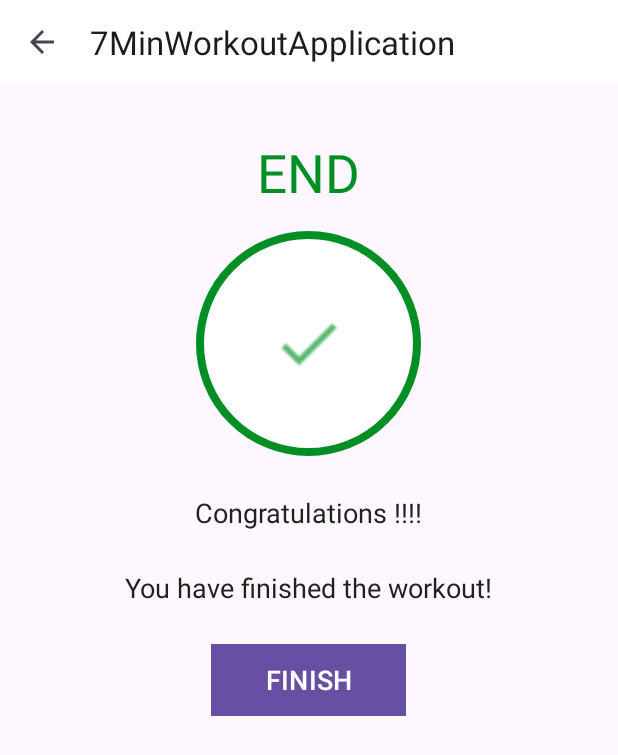
After one commit to hatt3r/7MinWorkout, an Android app: the FinishActivity screen opened directly, with no data from a screen before it, on a phone screen of 412 x 824 dp. The commit adds this screen. Shown: the top 755 px of the screen. Run offline under Robolectric (Android 15) with nearby library versions, the phone set to English and light mode, and no system bars.

Commit message:
📈 finishing activity and touchup for back button dialog

```diff
--- a/app/src/main/AndroidManifest.xml
+++ b/app/src/main/AndroidManifest.xml
@@ -4,9 +4,10 @@
 
     <queries>
         <intent>
-            <action android:name="android.intent.action.TTS_SERVICE"/>
+            <action android:name="android.intent.action.TTS_SERVICE" />
         </intent>
     </queries>
+
     <application
         android:allowBackup="true"
         android:dataExtractionRules="@xml/data_extraction_rules"
@@ -17,6 +18,9 @@
         android:supportsRtl="true"
         android:theme="@style/Theme._7MinWorkoutApplication"
         tools:targetApi="31">
+        <activity
+            android:name=".FinishActivity"
+            android:exported="false" />
         <activity
             android:name=".ExcerciseActivity"
             android:exported="false" />
--- /dev/null
+++ b/app/src/main/java/com/cessabit/a7minworkoutapplication/FinishActivity.kt
@@ -0,0 +1,33 @@
+package com.cessabit.a7minworkoutapplication
+
+import androidx.appcompat.app.AppCompatActivity
+import android.os.Bundle
+import com.cessabit.a7minworkoutapplication.databinding.ActivityFinishBinding
+
+class FinishActivity : AppCompatActivity() {
+
+    private var binding: ActivityFinishBinding? = null
+
+    override fun onCreate(savedInstanceState: Bundle?) {
+        super.onCreate(savedInstanceState)
+        binding = ActivityFinishBinding.inflate(layoutInflater)
+        setContentView(binding?.root)
+
+
+
+        setSupportActionBar(binding?.toolbarFinishActivity)
+
+        if (supportActionBar != null) {
+            supportActionBar?.setDisplayHomeAsUpEnabled(true)
+        }
+
+        binding?.toolbarFinishActivity?.setNavigationOnClickListener{
+            onBackPressed()
+        }
+
+        binding?.btnFinish?.setOnClickListener{
+            finish()
+        }
+
+    }
+}
--- /dev/null
+++ b/app/src/main/res/layout/activity_finish.xml
@@ -0,0 +1,68 @@
+<?xml version="1.0" encoding="utf-8"?>
+<LinearLayout xmlns:android="http://schemas.android.com/apk/res/android"
+    xmlns:tools="http://schemas.android.com/tools"
+    android:layout_width="match_parent"
+    android:layout_height="match_parent"
+    android:gravity="center_horizontal"
+    android:orientation="vertical"
+    tools:context=".FinishActivity">
+
+    <androidx.appcompat.widget.Toolbar
+        android:id="@+id/toolbar_finish_activity"
+        android:layout_width="match_parent"
+        android:layout_height="?android:attr/actionBarSize"
+        android:background="#FFFFFF" />
+
+    <TextView
+        android:id="@+id/tvEnd"
+        android:layout_width="wrap_content"
+        android:layout_height="wrap_content"
+        android:layout_marginTop="35dp"
+        android:text="END"
+        android:textColor="@color/colorAccent"
+        android:textSize="35sp" />
+
+    <LinearLayout
+        android:layout_width="150dp"
+        android:layout_height="150dp"
+        android:layout_gravity="center"
+        android:layout_marginTop="15dp"
+        android:background="@drawable/item_circular_color_accent_border"
+        android:gravity="center">
+
+        <ImageView
+            android:layout_width="50dp"
+            android:layout_height="50dp"
+            android:contentDescription="start image"
+            android:src="@drawable/ic_action_done" />
+
+    </LinearLayout>
+
+    <TextView
+        android:layout_width="wrap_content"
+        android:layout_height="wrap_content"
+        android:layout_marginTop="25dp"
+        android:text="Congratulations !!!!"
+        android:textColor="#212121"
+        android:textSize="18sp" />
+
+    <TextView
+        android:layout_width="wrap_content"
+        android:layout_height="wrap_content"
+        android:layout_marginTop="25dp"
+        android:layout_marginBottom="25dp"
+        android:text="You have finished the workout!"
+        android:textColor="#212121"
+        android:textSize="18sp" />
+
+    <Button
+        android:id="@+id/btnFinish"
+        android:layout_width="130dp"
+        android:layout_height="wrap_content"
+        android:layout_gravity="center|bottom"
+        android:background="@color/colorAccent"
+        android:text="FINISH"
+        android:textColor="#FFFFFF"
+        android:textSize="18sp" />
+
+</LinearLayout>
```
Also changed, not shown: app/src/main/java/com/cessabit/a7minworkoutapplication/ExcerciseActivity.kt (+13 -10 lines), app/src/main/res/layout/dialog_custom_back_confirmation.xml (added, +59 -0 lines), app/src/main/res/drawable/ic_action_done.png (added).
